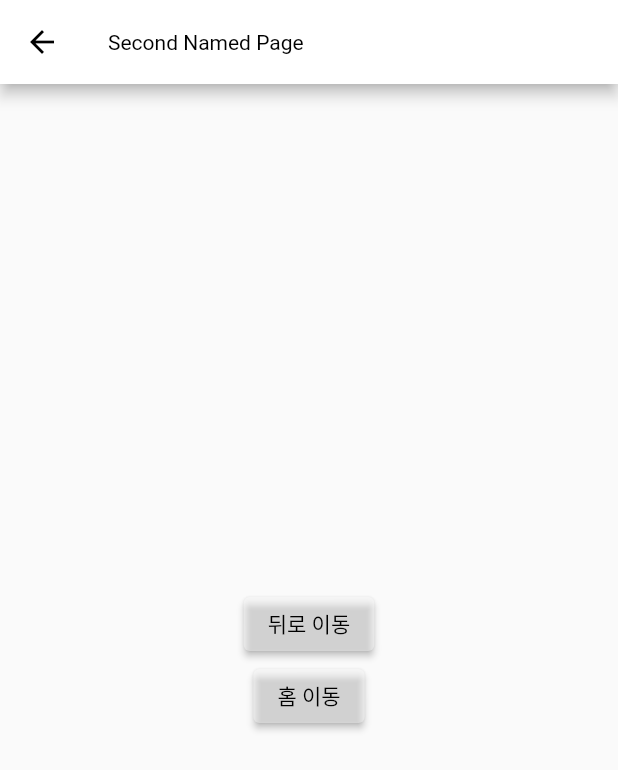
After one commit to hodu-angel/flutter, a Flutter app: the SecondNamedPage screen opened directly, on a phone screen of 412 x 824 dp. The commit adds this screen. Shown: the top 770 px of the screen. Run offline on Flutter 3.47's test engine with Material 2 defaults, Android fonts, the phone set to English and light mode, and no system bars; our stand-ins replace cached_network_image, carousel_slider, expandable_text, flutter_secure_storage, flutter_svg, get; missing offline and left inert: photo_manager; accounts and stored records are empty.

Commit message:
main.dart의 home을 route방식으로 변경. initialRoute, routes 사용

```diff
--- a/getx_example/lib/main.dart
+++ b/getx_example/lib/main.dart
@@ -14,6 +14,7 @@ class MyApp extends StatelessWidget {
   Widget build(BuildContext context) {
     return GetMaterialApp(
       title: 'Flutter Demo',
+      debugShowCheckedModeBanner: false,
       theme: ThemeData(
         primarySwatch: Colors.blue,
         appBarTheme: const AppBarTheme(
@@ -26,7 +27,10 @@ class MyApp extends StatelessWidget {
               primary: Colors.white38, onPrimary: Colors.black),
         ),
       ),
-      home: const Home(),
+      initialRoute: '/',
+      routes: {
+        '/' : (context) => const Home(),
+      },
     );
   }
 }
--- /dev/null
+++ b/getx_example/lib/pages/named/second.dart
@@ -0,0 +1,32 @@
+import 'package:flutter/material.dart';
+import 'package:get/get.dart';
+import 'package:getx_example/home.dart';
+
+class SecondNamedPage extends StatelessWidget {
+  const SecondNamedPage({Key? key}) : super(key: key);
+
+  @override
+  Widget build(BuildContext context) {
+    return Scaffold(
+      appBar: AppBar(
+        title: const Text('Second Named Page'),
+      ),
+      body: Center(
+        child: Column(
+          mainAxisAlignment: MainAxisAlignment.center,
+          children: [
+            ElevatedButton(
+              onPressed: Get.back,
+              child: const Text('뒤로 이동'),
+            ),
+            ElevatedButton(
+              onPressed: () {
+              },
+              child: const Text('홈 이동'),
+            ),
+          ],
+        ),
+      ),
+    );
+  }
+}
```
Also changed, not shown: getx_example/lib/pages/named/first.dart (added, +28 -0 lines).
